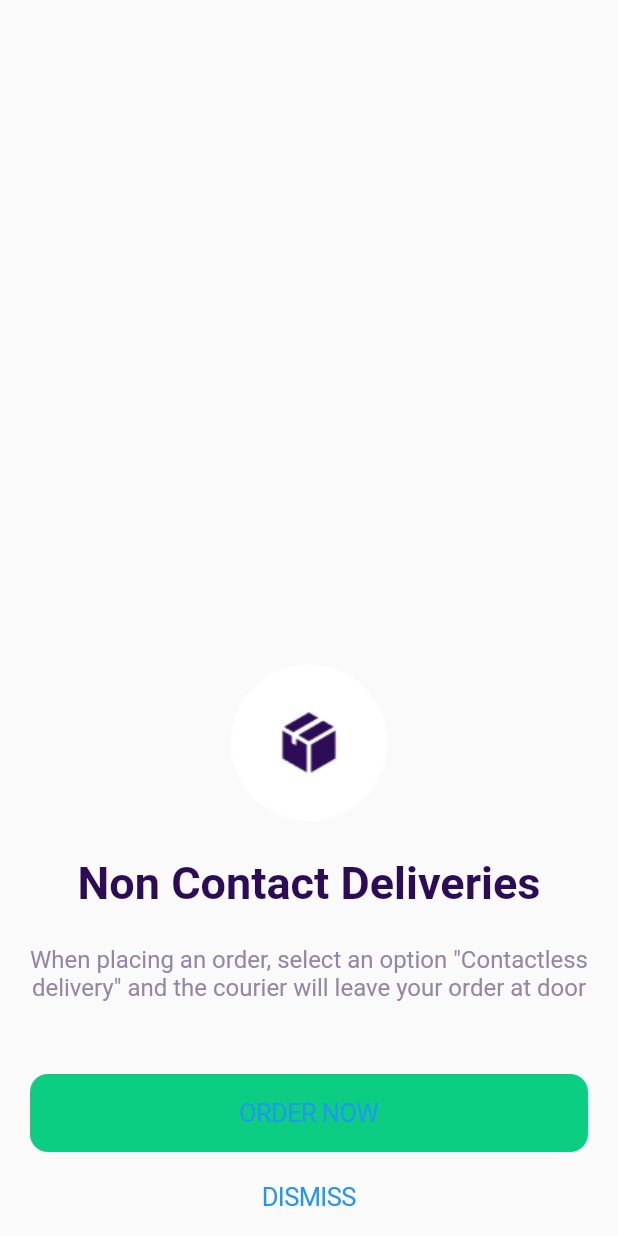
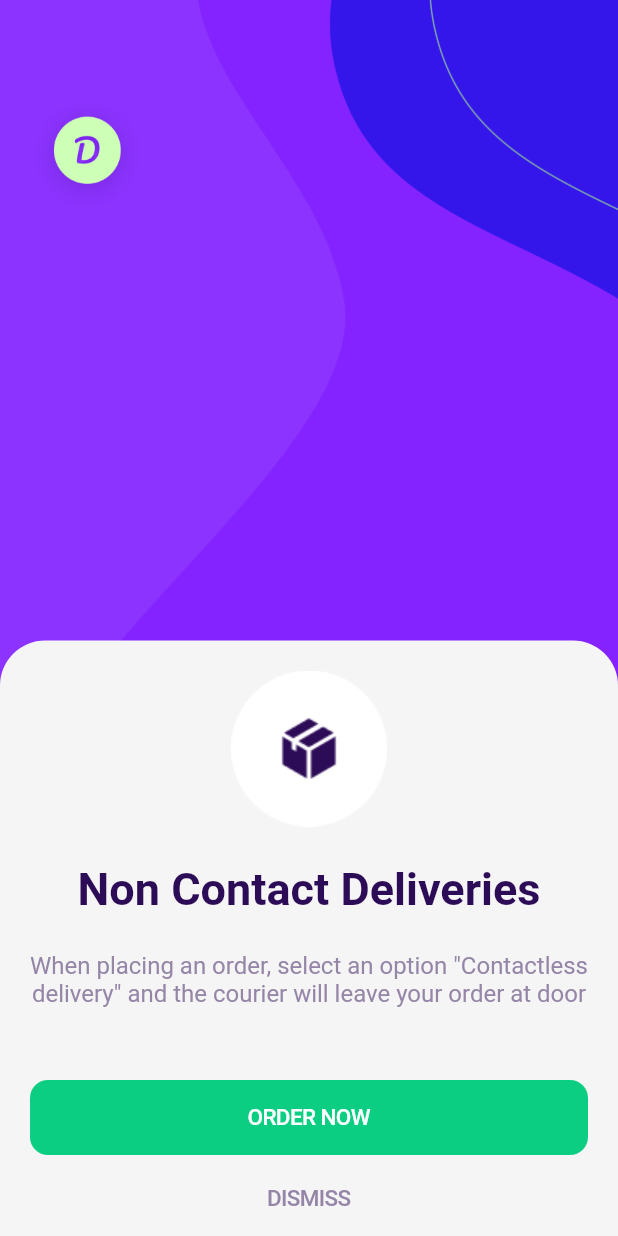
Before and after one commit to rafellk/dev_apps_advanced_topics_flutter, a Flutter app: the screen it shows after launch, on a phone screen of 412 x 824 dp. Run offline on Flutter 3.47's test engine with Material 2 defaults, Android fonts, the phone set to English and light mode, and no system bars; our stand-ins replace transparent_image.

Commit message:
Finish onboarding page

```diff
--- /dev/null
+++ b/DEVAPPS2019.2/delivery_app/lib/common/default_background/default_background.dart
@@ -0,0 +1,16 @@
+import 'package:delivery_app/common/utils/app_colors.dart';
+import 'package:flutter/material.dart';
+
+class DefaultBackground extends StatelessWidget {
+  @override
+  Widget build(BuildContext context) {
+    return Stack(
+      children: [
+        Container(
+          color: AppColors.onboardingBackgroundColor,
+        ),
+        Image.asset("images/onboarding_background_image.png"),
+      ],
+    );
+  }
+}
--- a/DEVAPPS2019.2/delivery_app/lib/common/utils/app_colors.dart
+++ b/DEVAPPS2019.2/delivery_app/lib/common/utils/app_colors.dart
@@ -5,4 +5,7 @@ class AppColors {
   static Color secondaryTextColor = Color(0xff9586A8);
 
   static Color primaryButtonColor = Color(0xff0BCE83);
+  static Color onboardingBackgroundColor = Color(0xff8C33FF);
+
+  static Color defaultBackgroundColor = Color(0xffF6F5F5);
 }
--- a/DEVAPPS2019.2/delivery_app/lib/features/onboarding/onboarding_page.dart
+++ b/DEVAPPS2019.2/delivery_app/lib/features/onboarding/onboarding_page.dart
@@ -1,3 +1,4 @@
+import 'package:delivery_app/common/default_background/default_background.dart';
 import 'package:delivery_app/common/utils/app_colors.dart';
 import 'package:flutter/cupertino.dart';
 import 'package:flutter/material.dart';
@@ -7,9 +8,35 @@ class OnboardingPage extends StatelessWidget {
     var buttonWidth = MediaQuery.of(context).size.width - 40;
 
     return Scaffold(
-      body: SafeArea(
+      body: Stack(
+        children: [
+          DefaultBackground(),
+          Positioned(
+            child: Image.asset("images/logo.png"),
+            top: 63,
+            left: 20,
+            height: 80,
+            width: 80,
+          ),
+          createBottomWidget(buttonWidth: buttonWidth)
+        ],
+      ),
+    );
+  }
+
+  Widget createBottomWidget({double buttonWidth}) {
+    return Positioned(
+      bottom: 0,
+      right: 0,
+      left: 0,
       child: Container(
-          padding: EdgeInsets.symmetric(horizontal: 20),
+        decoration: BoxDecoration(
+            color: AppColors.defaultBackgroundColor,
+            borderRadius: BorderRadius.only(
+                topLeft: Radius.circular(30), topRight: Radius.circular(30))),
+        child: SafeArea(
+          child: Container(
+            padding: EdgeInsets.only(left: 20, right: 20, top: 20),
             child: Column(
               mainAxisAlignment: MainAxisAlignment.end,
               children: [
@@ -30,21 +57,32 @@ class OnboardingPage extends StatelessWidget {
                   width: buttonWidth,
                   child: CupertinoButton(
                     onPressed: () {},
-                  child: Text("ORDER NOW"),
+                    child: createButtonText(
+                        data: "ORDER NOW", color: Colors.white),
                     color: AppColors.primaryButtonColor,
                   ),
                 ),
                 SizedBox(height: 4),
                 Container(
                   width: buttonWidth,
-                child:
-                    CupertinoButton(onPressed: () {}, child: Text("DISMISS")),
+                  child: CupertinoButton(
+                      onPressed: () {},
+                      child: createButtonText(
+                          data: "DISMISS",
+                          color: AppColors.secondaryTextColor)),
                 )
               ],
             ),
           ),
         ),
+      ),
     );
+  }
+
+  Text createButtonText({String data, Color color}) {
+    var textStyle =
+        TextStyle(fontSize: 15, fontWeight: FontWeight.w500, color: color);
+    return Text(data, style: textStyle);
   }
 
   Text createText({String data, bool isSmall, Color color}) {
```
Also changed, not shown: DEVAPPS2019.2/delivery_app/images/logo.png (added), DEVAPPS2019.2/delivery_app/images/onboarding_background_image.png (added). Lines whose indentation alone changed are shown as unchanged.
